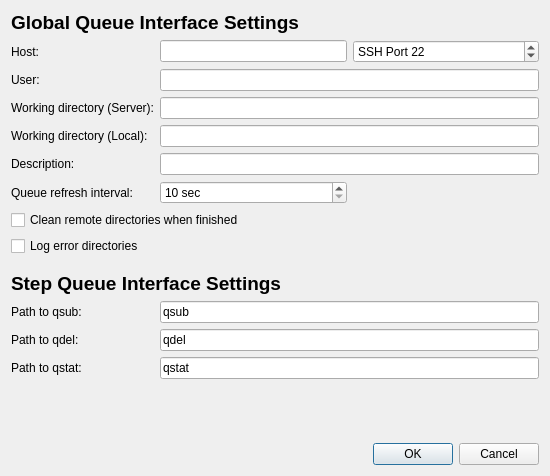
Old version of the form src/globalsearch/queueinterfaces/pbsdialog.ui in the repository xtalopt/XtalOpt.
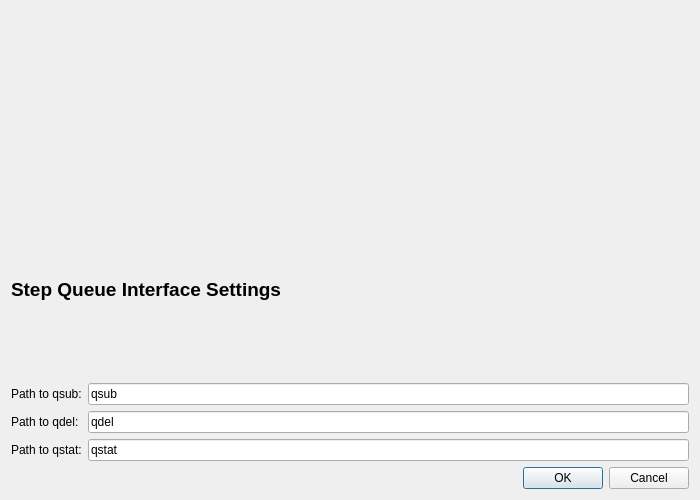
New version of the form. Custom widgets are drawn as their Qt base class.

Commit message:
Queue: Generalized Global Queue Interface Settings
I re-worked the global queue interface settings so that it has its
own widget and is re-used in all of the queue interfaces. This reduces
a lot of repeated lines of code and improves re-usability.

In addition, I added a new option in the global queue interface
settings that allows the user to cause a job to be killed if it
exceeds a user-specified amount of time.

This "time" is both queued + running time.

The edit to the form file:
```diff
--- a/src/globalsearch/queueinterfaces/pbsdialog.ui
+++ b/src/globalsearch/queueinterfaces/pbsdialog.ui
@@ -6,8 +6,8 @@
    <rect>
     <x>0</x>
     <y>0</y>
-    <width>550</width>
-    <height>476</height>
+    <width>700</width>
+    <height>500</height>
    </rect>
   </property>
   <property name="sizePolicy">
@@ -20,119 +20,7 @@
    <string>PBS Queue Configuration</string>
   </property>
   <layout class="QGridLayout" name="gridLayout">
-   <item row="0" column="0" colspan="4">
-    <widget class="QLabel" name="label_3">
-     <property name="text">
-      <string>&lt;html&gt;&lt;head/&gt;&lt;body&gt;&lt;p&gt;&lt;span style=&quot; font-size:14pt; font-weight:600;&quot;&gt;Global Queue Interface Settings&lt;/span&gt;&lt;/p&gt;&lt;/body&gt;&lt;/html&gt;</string>
-     </property>
-    </widget>
-   </item>
-   <item row="1" column="0">
-    <widget class="QLabel" name="label_18">
-     <property name="sizePolicy">
-      <sizepolicy hsizetype="Maximum" vsizetype="Preferred">
-       <horstretch>0</horstretch>
-       <verstretch>0</verstretch>
-      </sizepolicy>
-     </property>
-     <property name="text">
-      <string>Host:</string>
-     </property>
-     <property name="buddy">
-      <cstring>edit_host</cstring>
-     </property>
-    </widget>
-   </item>
-   <item row="1" column="2">
-    <widget class="QLineEdit" name="edit_host">
-     <property name="toolTip">
-      <string>Address of host. Can use IP or host name.</string>
-     </property>
-    </widget>
-   </item>
-   <item row="1" column="3">
-    <widget class="QSpinBox" name="spin_port">
-     <property name="prefix">
-      <string>SSH Port </string>
-     </property>
-     <property name="maximum">
-      <number>99999</number>
-     </property>
-     <property name="value">
-      <number>22</number>
-     </property>
-    </widget>
-   </item>
-   <item row="2" column="0">
-    <widget class="QLabel" name="label_19">
-     <property name="sizePolicy">
-      <sizepolicy hsizetype="Maximum" vsizetype="Preferred">
-       <horstretch>0</horstretch>
-       <verstretch>0</verstretch>
-      </sizepolicy>
-     </property>
-     <property name="text">
-      <string>User:</string>
-     </property>
-     <property name="buddy">
-      <cstring>edit_username</cstring>
-     </property>
-    </widget>
-   </item>
-   <item row="2" column="2" colspan="2">
-    <widget class="QLineEdit" name="edit_username">
-     <property name="toolTip">
-      <string>Username on above host.</string>
-     </property>
-    </widget>
-   </item>
-   <item row="3" column="2" colspan="2">
-    <widget class="QLineEdit" name="edit_rempath">
-     <property name="toolTip">
-      <string>Path on remote host to use during optimizations. Do not use wildcard characters or BASH-specific characters (e.g. '~' in place of /home/user).</string>
-     </property>
-    </widget>
-   </item>
-   <item row="3" column="0" colspan="2">
-    <widget class="QLabel" name="label_20">
-     <property name="sizePolicy">
-      <sizepolicy hsizetype="Maximum" vsizetype="Preferred">
-       <horstretch>0</horstretch>
-       <verstretch>0</verstretch>
-      </sizepolicy>
-     </property>
-     <property name="text">
-      <string>Working directory (Server):</string>
-     </property>
-     <property name="buddy">
-      <cstring>edit_rempath</cstring>
-     </property>
-    </widget>
-   </item>
-   <item row="4" column="2" colspan="2">
-    <widget class="QLineEdit" name="edit_locpath">
-     <property name="toolTip">
-      <string>Local path to store files</string>
-     </property>
-    </widget>
-   </item>
-   <item row="4" column="0">
-    <widget class="QLabel" name="label_21">
-     <property name="sizePolicy">
-      <sizepolicy hsizetype="Maximum" vsizetype="Preferred">
-       <horstretch>0</horstretch>
-       <verstretch>0</verstretch>
-      </sizepolicy>
-     </property>
-     <property name="text">
-      <string>Working directory (Local):</string>
-     </property>
-     <property name="buddy">
-      <cstring>edit_locpath</cstring>
-     </property>
-    </widget>
-   </item>
-   <item row="11" column="0">
+   <item row="3" column="0">
     <widget class="QLabel" name="label_launch">
      <property name="sizePolicy">
       <sizepolicy hsizetype="Maximum" vsizetype="Preferred">
@@ -151,7 +39,7 @@
      </property>
     </widget>
    </item>
-   <item row="11" column="2" colspan="2">
+   <item row="3" column="1" colspan="2">
     <widget class="QLineEdit" name="edit_qsub">
      <property name="toolTip">
       <string>Command used to submit jobs to the PBS queue. Usually qsub.</string>
@@ -161,7 +49,7 @@
      </property>
     </widget>
    </item>
-   <item row="12" column="0">
+   <item row="4" column="0">
     <widget class="QLabel" name="label_qdel">
      <property name="sizePolicy">
       <sizepolicy hsizetype="Maximum" vsizetype="Preferred">
@@ -180,7 +68,7 @@
      </property>
     </widget>
    </item>
-   <item row="13" column="2" colspan="2">
+   <item row="5" column="1" colspan="2">
     <widget class="QLineEdit" name="edit_qstat">
      <property name="toolTip">
       <string>Command used to check the PBS queue. Use qstat.</string>
@@ -190,7 +78,7 @@
      </property>
     </widget>
    </item>
-   <item row="13" column="0">
+   <item row="5" column="0">
     <widget class="QLabel" name="label_check">
      <property name="sizePolicy">
       <sizepolicy hsizetype="Maximum" vsizetype="Preferred">
@@ -209,14 +97,7 @@
      </property>
     </widget>
    </item>
-   <item row="5" column="2" colspan="2">
-    <widget class="QLineEdit" name="edit_description">
-     <property name="toolTip">
-      <string>Short description of optimization (used as %description% template keyword in input templates).</string>
-     </property>
-    </widget>
-   </item>
-   <item row="12" column="2" colspan="2">
+   <item row="4" column="1" colspan="2">
     <widget class="QLineEdit" name="edit_qdel">
      <property name="toolTip">
       <string>Command used to delete jobs from the queue. Usually qdel.</string>
@@ -226,17 +107,7 @@
      </property>
     </widget>
    </item>
-   <item row="5" column="0">
-    <widget class="QLabel" name="label">
-     <property name="text">
-      <string>Description:</string>
-     </property>
-     <property name="buddy">
-      <cstring>edit_description</cstring>
-     </property>
-    </widget>
-   </item>
-   <item row="19" column="3">
+   <item row="10" column="2">
     <widget class="QDialogButtonBox" name="buttonBox">
      <property name="orientation">
       <enum>Qt::Horizontal</enum>
@@ -246,67 +117,14 @@
      </property>
     </widget>
    </item>
-   <item row="17" column="3">
-    <spacer name="verticalSpacer">
-     <property name="orientation">
-      <enum>Qt::Vertical</enum>
-     </property>
-     <property name="sizeHint" stdset="0">
-      <size>
-       <width>20</width>
-       <height>40</height>
-      </size>
-     </property>
-    </spacer>
-   </item>
-   <item row="6" column="0">
-    <widget class="QLabel" name="label_2">
-     <property name="text">
-      <string>Queue refresh interval:</string>
-     </property>
-     <property name="buddy">
-      <cstring>spin_interval</cstring>
-     </property>
-    </widget>
-   </item>
-   <item row="6" column="2">
-    <widget class="QSpinBox" name="spin_interval">
-     <property name="suffix">
-      <string> sec</string>
-     </property>
-     <property name="minimum">
-      <number>10</number>
-     </property>
-     <property name="maximum">
-      <number>99999</number>
-     </property>
-    </widget>
-   </item>
-   <item row="7" column="0" colspan="4">
-    <widget class="QCheckBox" name="cb_cleanRemoteOnStop">
-     <property name="text">
-      <string>Clean remote directories when finished</string>
-     </property>
-    </widget>
-   </item>
-   <item row="8" column="0">
-    <widget class="QCheckBox" name="cb_logErrorDirs">
-     <property name="toolTip">
-      <string>&lt;html&gt;&lt;head/&gt;&lt;body&gt;&lt;p&gt;Leaves a copy of a directory in which an error occurred in &amp;lt;local_path&amp;gt;/errorDirs.&lt;/p&gt;&lt;p&gt;This can help when figuring out why an xtal fails when submitted.&lt;/p&gt;&lt;p&gt;Only keeps one copy for each xtal directory (so if an error occurred in 00001x00001 twice, the first error directory would have been overwritten by the second)&lt;/p&gt;&lt;/body&gt;&lt;/html&gt;</string>
-     </property>
-     <property name="text">
-      <string>Log error directories</string>
-     </property>
-    </widget>
-   </item>
-   <item row="10" column="0" colspan="4">
+   <item row="2" column="0" colspan="3">
     <widget class="QLabel" name="label_4">
      <property name="text">
       <string>&lt;html&gt;&lt;head/&gt;&lt;body&gt;&lt;p&gt;&lt;span style=&quot; font-size:14pt; font-weight:600;&quot;&gt;Step Queue Interface Settings&lt;/span&gt;&lt;/p&gt;&lt;/body&gt;&lt;/html&gt;</string>
      </property>
     </widget>
    </item>
-   <item row="9" column="0">
+   <item row="1" column="0">
     <spacer name="verticalSpacer_2">
      <property name="orientation">
       <enum>Qt::Vertical</enum>
@@ -322,8 +140,19 @@
      </property>
     </spacer>
    </item>
+   <item row="0" column="0" colspan="3">
+    <widget class="GlobalSearch::GlobalQueueInterfaceSettingsWidget" name="widget_globalQueueInterfaceSettings" native="true"/>
+   </item>
   </layout>
  </widget>
+ <customwidgets>
+  <customwidget>
+   <class>GlobalSearch::GlobalQueueInterfaceSettingsWidget</class>
+   <extends>QWidget</extends>
+   <header location="global">globalsearch/queueinterfaces/globalqueueinterfacesettingswidget.h</header>
+   <container>1</container>
+  </customwidget>
+ </customwidgets>
  <tabstops>
   <tabstop>edit_host</tabstop>
   <tabstop>spin_port</tabstop>
```
Left out of the diff: 6 changed lines with no effect on the pictures. The commit also changes 18 other files.
